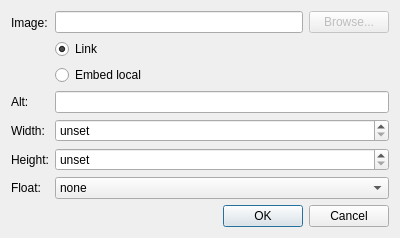
0xd34df00d/leechcraft, file src/plugins/lhtr/imagedialog.ui: the form before one commit.
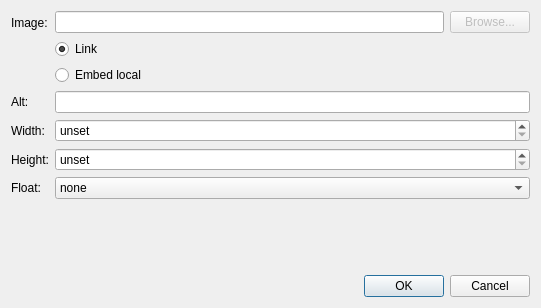
The form after the commit. Icons and pictures are not drawn.

Commit message: [LHTR] Slight UI improvements

```diff
--- a/src/plugins/lhtr/imagedialog.ui
+++ b/src/plugins/lhtr/imagedialog.ui
@@ -6,8 +6,8 @@
    <rect>
     <x>0</x>
     <y>0</y>
-    <width>400</width>
-    <height>229</height>
+    <width>541</width>
+    <height>308</height>
    </rect>
   </property>
   <property name="windowTitle">
@@ -28,7 +28,11 @@
        <item>
         <layout class="QHBoxLayout" name="horizontalLayout">
          <item>
-          <widget class="QLineEdit" name="Path_"/>
+          <widget class="QLineEdit" name="Path_">
+           <property name="clearButtonEnabled">
+            <bool>true</bool>
+           </property>
+          </widget>
          </item>
          <item>
           <widget class="QPushButton" name="Browse_">
@@ -72,7 +76,11 @@
       </widget>
      </item>
      <item row="1" column="1">
-      <widget class="QLineEdit" name="Alt_"/>
+      <widget class="QLineEdit" name="Alt_">
+       <property name="clearButtonEnabled">
+        <bool>true</bool>
+       </property>
+      </widget>
      </item>
      <item row="2" column="0">
       <widget class="QLabel" name="label_3">
```
Left out of the diff: 4 changed lines with no effect on the pictures. The commit also changes 2 other files.
